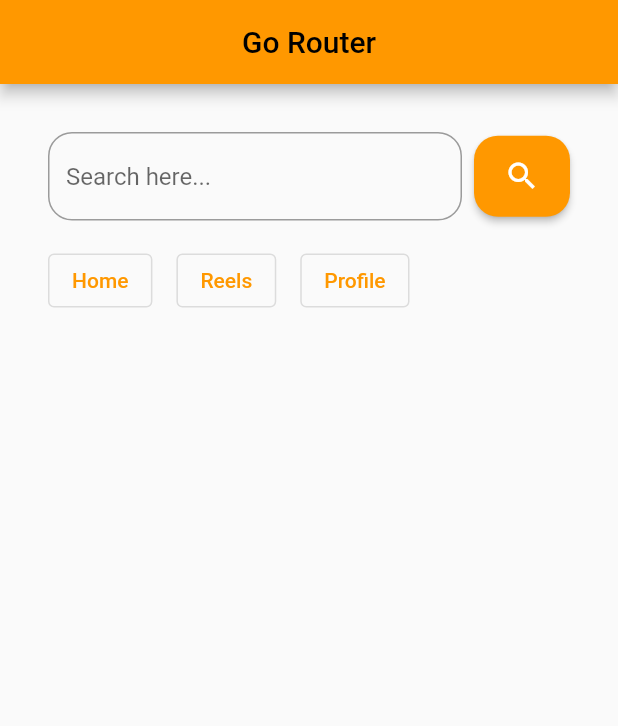
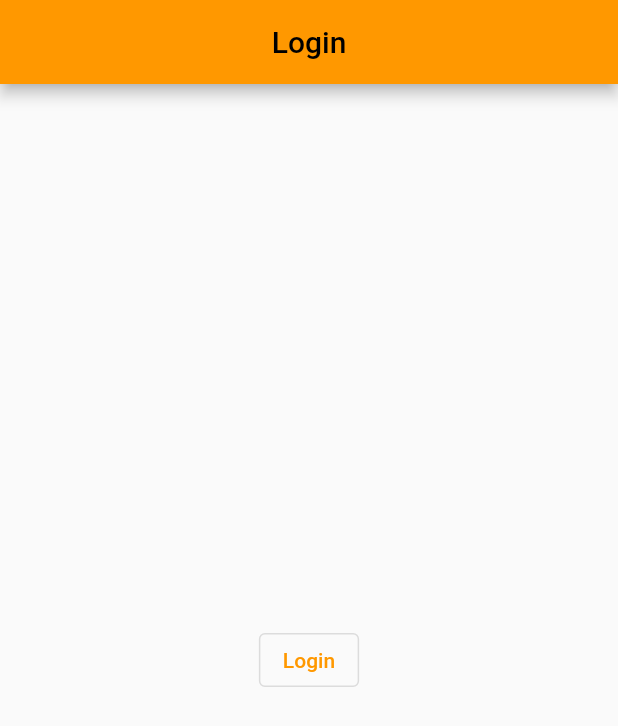
Before and after one commit to BishalTamangDev/go_router, a Flutter app: the screen it shows after launch, on a phone screen of 412 x 824 dp. Shown: the top 726 px of the screen. Run offline on Flutter 3.47's test engine with Material 3 defaults, Android fonts, the light colour scheme and no system bars; our stand-ins replace go_router.

Commit message:
separate router file with redirection

```diff
--- /dev/null
+++ b/lib/data/user_data.dart
@@ -0,0 +1,10 @@
+
+
+class UserData {
+  static bool isAuthenticated = false;
+
+//   getter
+  get getIsAuthenticated {
+    return isAuthenticated;
+  }
+}
--- a/lib/main.dart
+++ b/lib/main.dart
@@ -1,5 +1,5 @@
 import 'package:flutter/material.dart';
-import 'package:go_router_git/routes/routes.dart';
+import 'package:go_router_git/router/router.dart';
 
 void main() {
   runApp(RouterApp());
@@ -11,7 +11,7 @@ class RouterApp extends StatelessWidget {
   @override
   Widget build(BuildContext context) {
     return MaterialApp.router(
-      routerConfig: router,
+      routerConfig: AppRoute().router,
       debugShowCheckedModeBanner: false,
       theme: ThemeData(
         primarySwatch: Colors.orange,
--- /dev/null
+++ b/lib/pages/login.dart
@@ -0,0 +1,30 @@
+import 'package:flutter/material.dart';
+import 'package:go_router/go_router.dart';
+
+class Login extends StatelessWidget {
+  const Login({super.key});
+
+  @override
+  Widget build(BuildContext context) {
+    return Scaffold(
+      appBar: AppBar(
+        title: const Text("Login"),
+        centerTitle: true,
+      ),
+      body: Center(
+        child: Column(
+          mainAxisSize: MainAxisSize.min,
+          spacing: 16.0,
+          children: [
+            OutlinedButton(
+              onPressed: () {
+                context.pushReplacement('/');
+              },
+              child: const Text("Login"),
+            ),
+          ],
+        ),
+      ),
+    );
+  }
+}
--- /dev/null
+++ b/lib/router/router.dart
@@ -0,0 +1,70 @@
+import 'dart:developer';
+import 'package:go_router/go_router.dart';
+import 'package:go_router_git/pages/home.dart';
+import 'package:go_router_git/pages/login.dart';
+import 'package:go_router_git/pages/page_not_found.dart';
+import 'package:go_router_git/pages/parent.dart';
+import 'package:go_router_git/pages/profile.dart';
+import 'package:go_router_git/pages/reels.dart';
+import 'package:go_router_git/pages/search.dart';
+
+import '../data/user_data.dart';
+
+class AppRoute {
+  final GoRouter router = GoRouter(
+      initialLocation: '/',
+      routes: [
+        GoRoute(
+          path: '/',
+          builder: (context, state) => const Parent(),
+        ),
+
+        GoRoute(
+          path: '/login',
+          builder: (context, state) => const Login(),
+        ),
+
+        // simple routing
+        GoRoute(
+          path: '/home',
+          builder: (context, state) => const Home(),
+        ),
+
+        // routing by passing single value
+        GoRoute(
+          path: '/search/:searchTitle',
+          builder: (context, state) {
+            final String searchTitle = state.pathParameters['searchTitle']!;
+            return Search(searchTitle: searchTitle);
+          },
+        ),
+
+        GoRoute(
+          path: '/profile',
+          builder: (context, state) => const Profile(),
+        ),
+
+        // pass multiple values :: [object passing || extra parameter]
+        GoRoute(
+          path: '/reels',
+          builder: (context, state) {
+            final reels = state.extra as List<Map<String, dynamic>>;
+            return Reels(reels: reels);
+          },
+        ),
+      ],
+      redirect: (context, state) {
+        if (state.topRoute?.path == '/') {
+          UserData userData = new UserData();
+          if (!userData.getIsAuthenticated) {
+            UserData.isAuthenticated = true;
+            return '/login';
+          } else {
+            return '/';
+          }
+        } else {
+          return null;
+        }
+      },
+      errorBuilder: (context, state) => PageNotFound());
+}
--- a/lib/routes/routes.dart
+++ /dev/null
@@ -1,46 +0,0 @@
-import 'package:go_router/go_router.dart';
-import 'package:go_router_git/pages/home.dart';
-import 'package:go_router_git/pages/page_not_found.dart';
-import 'package:go_router_git/pages/parent.dart';
-import 'package:go_router_git/pages/profile.dart';
-import 'package:go_router_git/pages/reels.dart';
-import 'package:go_router_git/pages/search.dart';
-
-final GoRouter router = GoRouter(
-    initialLocation: '/',
-    routes: [
-      GoRoute(
-        path: '/',
-        builder: (context, state) => const Parent(),
-      ),
-
-      // simple routing
-      GoRoute(
-        path: '/home',
-        builder: (context, state) => const Home(),
-      ),
-
-      // routing by passing single value
-      GoRoute(
-        path: '/search/:searchTitle',
-        builder: (context, state) {
-          final String searchTitle = state.pathParameters['searchTitle']!;
-          return Search(searchTitle: searchTitle);
-        },
-      ),
-
-      GoRoute(
-        path: '/profile',
-        builder: (context, state) => const Profile(),
-      ),
-
-      // pass multiple values :: [object passing || extra parameter]
-      GoRoute(
-        path: '/reels',
-        builder: (context, state) {
-          final reels = state.extra as List<Map<String, dynamic>>;
-          return Reels(reels: reels);
-        },
-      ),
-    ],
-    errorBuilder: (context, state) => PageNotFound());
```
